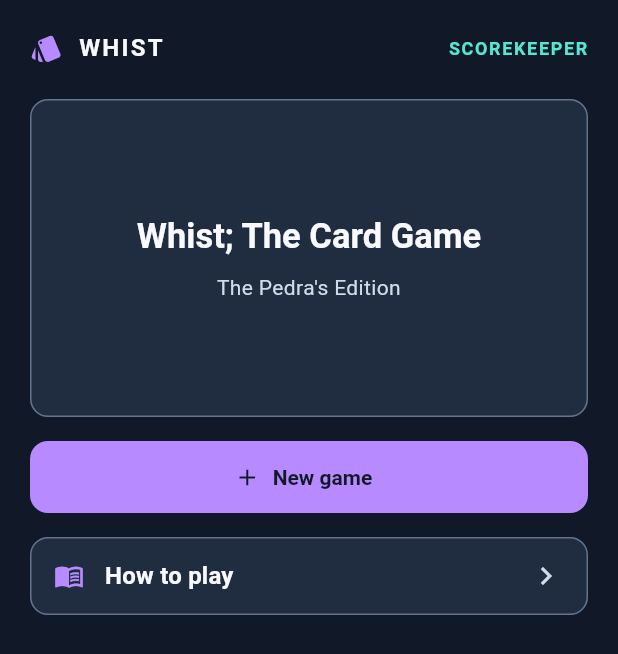
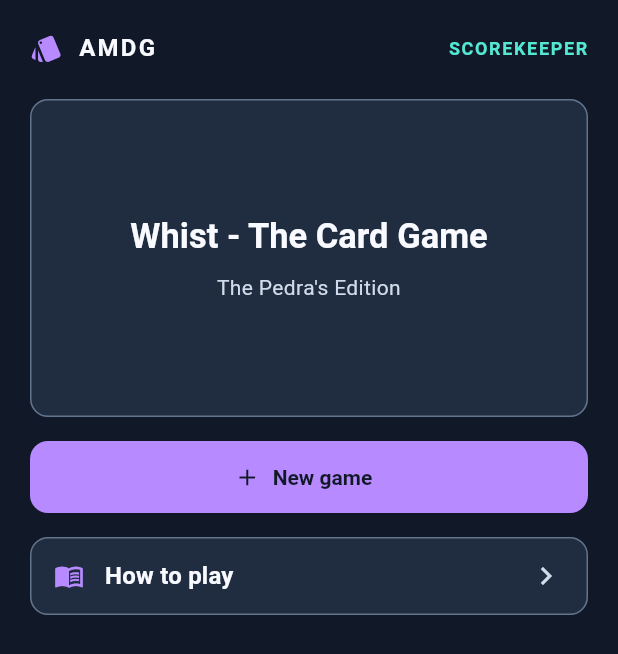
Before and after one commit to JoaoPedra-AMDG/Whist, a Flutter app: the screen it shows after launch, on a phone screen of 412 x 824 dp. Shown: the top 654 px of the screen. Run offline on Flutter 3.47's test engine with Material 3 defaults, Android fonts, the light colour scheme and no system bars; our stand-ins replace web.

Commit message:
Change text from 'WHIST' to 'AMDG' and update subtitle

```diff
--- a/lib/screens/home_screen.dart
+++ b/lib/screens/home_screen.dart
@@ -69,7 +69,7 @@ class HomeScreen extends StatelessWidget {
                         ),
                         const SizedBox(width: 10),
                         Text(
-                          'WHIST',
+                          'AMDG',
                           style: Theme.of(
                             context,
                           ).textTheme.titleMedium?.copyWith(letterSpacing: 1.5),
@@ -99,7 +99,7 @@ class HomeScreen extends StatelessWidget {
                                 mainAxisSize: MainAxisSize.min,
                                 children: [
                                   Text(
-                                    'Whist; The Card Game',
+                                    'Whist - The Card Game',
                                     style:
                                         Theme.of(
                                           context,
```
